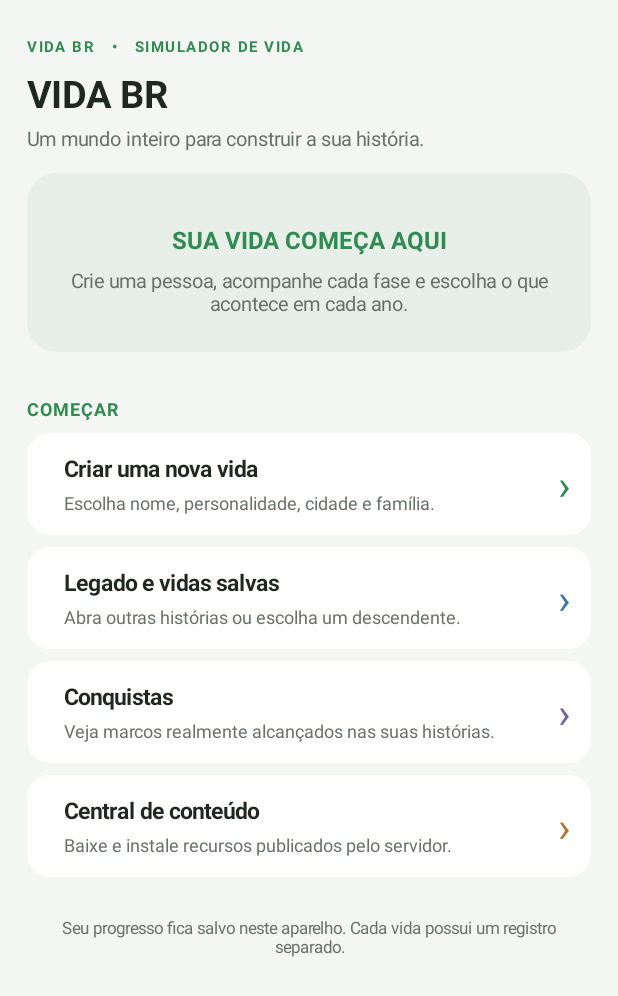
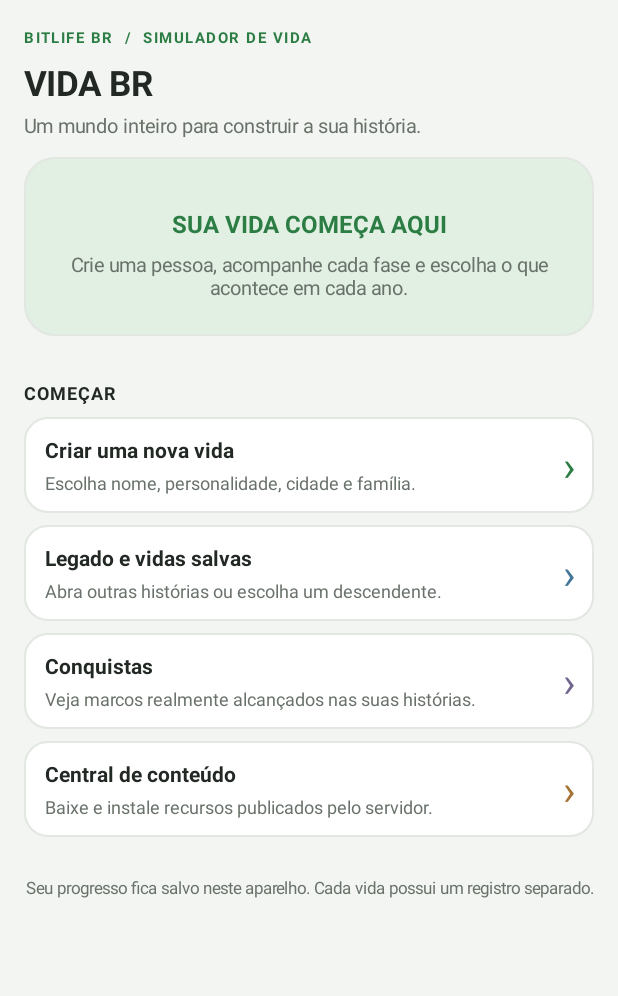
Before and after one commit to davidiasdonacimento-cell/BitLife-BR, an Android app: the screen it shows after launch (MainActivity), on a phone screen of 412 x 824 dp. Shown: the top 996 px of the screen. Run offline under Robolectric (Android 15) with nearby library versions, the phone set to English and light mode, and no system bars.

Commit message:
Polish BitLife BR interface with clean life-sim layout and light theme

```diff
--- a/app/src/main/java/com/bitlifebr/game/MainActivity.java
+++ b/app/src/main/java/com/bitlifebr/game/MainActivity.java
@@ -40,15 +40,15 @@ import java.util.Random;
  * atividades imediatas e acontecimentos anuais com três decisões.
  */
 public final class MainActivity extends Activity {
-    private static final int BG = Color.rgb(244, 246, 244);
+    private static final int BG = Color.rgb(242, 245, 241);
     private static final int PANEL = Color.rgb(255, 255, 255);
-    private static final int PANEL_ALT = Color.rgb(231, 239, 232);
-    private static final int TEXT = Color.rgb(31, 39, 33);
-    private static final int MUTED = Color.rgb(103, 113, 106);
-    private static final int GREEN = Color.rgb(48, 139, 82);
-    private static final int BLUE = Color.rgb(65, 119, 166);
-    private static final int PURPLE = Color.rgb(117, 98, 157);
-    private static final int ORANGE = Color.rgb(176, 119, 54);
+    private static final int PANEL_ALT = Color.rgb(226, 239, 227);
+    private static final int TEXT = Color.rgb(34, 40, 35);
+    private static final int MUTED = Color.rgb(105, 114, 106);
+    private static final int GREEN = Color.rgb(43, 125, 68);
+    private static final int BLUE = Color.rgb(67, 119, 153);
+    private static final int PURPLE = Color.rgb(116, 103, 143);
+    private static final int ORANGE = Color.rgb(166, 116, 55);
 
     private GameDatabase database;
     private LifeState currentLife;
@@ -180,7 +180,7 @@ public final class MainActivity extends Activity {
         if (currentLife == null) { showHome(); return; }
         LinearLayout root = screen("MINHA VIDA", "Suas decisões, seus resultados.");
         addProfileCard(root);
-        addSection(root, "SEUS ATRIBUTOS");
+        addSection(root, "ATRIBUTOS");
         addStat(root, " Saúde", currentLife.health, GREEN);
         addStat(root, " Felicidade", currentLife.happiness, ORANGE);
         addStat(root, " Inteligência", currentLife.intelligence, BLUE);
@@ -191,18 +191,18 @@ public final class MainActivity extends Activity {
         addCardText(root, " Dinheiro", formatMoney(currentLife.moneyCents),
                 currentLife.alive ? "Saldo atual da sua vida" : "A vida foi encerrada");
 
-        addSection(root, "O QUE VOCÊ QUER FAZER AGORA?");
+        addSection(root, "ATIVIDADES");
         addText(root, "Escolha uma atividade. Ela altera seus atributos e o histórico, mas não passa o ano.", 13, MUTED);
         for (QuickAction action : quickActions(currentLife)) {
             addChoiceCard(root, action.icon, action.title, action.description,
                     action.color, () -> performActivity(action.id));
         }
 
-        addSection(root, "ACONTECIMENTO DO PRÓXIMO ANO");
+        addSection(root, "PRÓXIMO ANO");
         addChoiceCard(root, "", "Um novo ano está esperando por você",
                 "Avance para receber um acontecimento da sua fase de vida e escolher entre três caminhos.",
                 GREEN, this::showAnnualEvent);
-        addSection(root, "FAMÍLIA E HISTÓRIA");
+        addSection(root, "SUA VIDA");
         addChoiceCard(root, "", "Minha família",
                 "Veja responsáveis, irmãos e vínculos da sua vida.", BLUE, this::showFamily);
         addChoiceCard(root, "", "Minha história",
@@ -220,8 +220,8 @@ public final class MainActivity extends Activity {
         LinearLayout card = new LinearLayout(this);
         card.setOrientation(LinearLayout.HORIZONTAL);
         card.setGravity(Gravity.CENTER_VERTICAL);
-        card.setPadding(dp(16), dp(17), dp(16), dp(17));
-        card.setBackground(round(PANEL_ALT, 20));
+        card.setPadding(dp(15), dp(14), dp(15), dp(14));
+        card.setBackground(round(PANEL_ALT, 12));
         TextView avatar = text(avatarFor(currentLife), 36, TEXT);
         avatar.setGravity(Gravity.CENTER);
         LinearLayout.LayoutParams avatarParams = new LinearLayout.LayoutParams(dp(62), dp(62));
@@ -229,11 +229,11 @@ public final class MainActivity extends Activity {
         LinearLayout info = new LinearLayout(this);
         info.setOrientation(LinearLayout.VERTICAL);
         info.setPadding(dp(13), 0, 0, 0);
-        TextView name = text(currentLife.fullName(), 19, TEXT);
+        TextView name = text(currentLife.fullName(), 18, TEXT);
         name.setTypeface(Typeface.DEFAULT, Typeface.BOLD);
         info.addView(name, match());
-        info.addView(text(currentLife.age + " anos • " + ageStage(currentLife.age), 13, GREEN), match());
-        info.addView(text(" " + currentLife.city + " - " + currentLife.stateCode, 12, MUTED), match());
+        info.addView(text(currentLife.age + " anos  |  " + ageStage(currentLife.age), 13, GREEN), match());
+        info.addView(text(currentLife.city + " - " + currentLife.stateCode, 12, MUTED), match());
         card.addView(info, new LinearLayout.LayoutParams(0, ViewGroup.LayoutParams.WRAP_CONTENT, 1f));
         LinearLayout.LayoutParams params = match();
         params.bottomMargin = dp(12);
@@ -516,7 +516,7 @@ public final class MainActivity extends Activity {
     }
 
     private void addSection(LinearLayout root, String title) {
-        TextView label = text(title, 12, GREEN);
+        TextView label = text(title, 12, TEXT);
         label.setTypeface(Typeface.DEFAULT, Typeface.BOLD);
         label.setLetterSpacing(0.06f);
         label.setPadding(0, dp(17), 0, dp(8));
@@ -526,8 +526,8 @@ public final class MainActivity extends Activity {
     private void addStat(LinearLayout root, String label, int value, int color) {
         LinearLayout card = new LinearLayout(this);
         card.setOrientation(LinearLayout.VERTICAL);
-        card.setPadding(dp(13), dp(10), dp(13), dp(10));
-        card.setBackground(round(PANEL, 12));
+        card.setPadding(dp(12), dp(9), dp(12), dp(9));
+        card.setBackground(round(PANEL, 10));
         LinearLayout line = new LinearLayout(this);
         line.setGravity(Gravity.CENTER_VERTICAL);
         TextView name = text(label, 13, TEXT);
@@ -552,7 +552,7 @@ public final class MainActivity extends Activity {
         LinearLayout card = new LinearLayout(this);
         card.setOrientation(LinearLayout.VERTICAL);
         card.setPadding(dp(15), dp(14), dp(15), dp(14));
-        card.setBackground(round(PANEL, 15));
+        card.setBackground(round(PANEL, 11));
         TextView headline = text(title, 16, TEXT);
         headline.setTypeface(Typeface.DEFAULT, Typeface.BOLD);
         card.addView(headline, match());
@@ -574,7 +574,7 @@ public final class MainActivity extends Activity {
         LinearLayout card = new LinearLayout(this);
         card.setOrientation(LinearLayout.HORIZONTAL);
         card.setGravity(Gravity.CENTER_VERTICAL);
-        card.setPadding(dp(13), dp(13), dp(13), dp(13));
+        card.setPadding(dp(14), dp(12), dp(12), dp(12));
         card.setBackground(round(PANEL, 15));
         card.setClickable(true);
         card.setFocusable(true);
@@ -588,8 +588,8 @@ public final class MainActivity extends Activity {
 
         LinearLayout copy = new LinearLayout(this);
         copy.setOrientation(LinearLayout.VERTICAL);
-        copy.setPadding(dp(11), 0, dp(7), 0);
-        TextView headline = text(title, 15, TEXT);
+        copy.setPadding(icon == null || icon.trim().isEmpty() ? 0 : dp(10), 0, dp(7), 0);
+        TextView headline = text(title, 14, TEXT);
         headline.setTypeface(Typeface.DEFAULT, Typeface.BOLD);
         copy.addView(headline, match());
         TextView description = text(detail, 12, MUTED);
@@ -611,9 +611,9 @@ public final class MainActivity extends Activity {
         LinearLayout.LayoutParams params = match();
         params.bottomMargin = dp(8);
         root.addView(card, params);
-        long delay = Math.min(280L, root.getChildCount() * 24L);
+        long delay = Math.min(120L, root.getChildCount() * 10L);
         card.animate().alpha(1f).translationY(0f).setStartDelay(delay)
-                .setDuration(340L).start();
+                .setDuration(180L).start();
     }
 
     private void addButton(LinearLayout root, String label, Runnable action, boolean primary) {
@@ -623,7 +623,7 @@ public final class MainActivity extends Activity {
         button.setTextSize(14);
         button.setTypeface(Typeface.DEFAULT, Typeface.BOLD);
         button.setTextColor(primary ? Color.rgb(255, 255, 255) : TEXT);
-        button.setBackground(round(primary ? GREEN : PANEL_ALT, 14));
+        button.setBackground(round(primary ? GREEN : PANEL_ALT, 10));
         button.setPadding(dp(12), dp(8), dp(12), dp(8));
         button.setOnClickListener(v -> action.run());
         LinearLayout.LayoutParams params = match();
@@ -638,12 +638,12 @@ public final class MainActivity extends Activity {
         scroll.setBackgroundColor(BG);
         LinearLayout root = new LinearLayout(this);
         root.setOrientation(LinearLayout.VERTICAL);
-        root.setPadding(dp(18), dp(24), dp(18), dp(26));
-        TextView brand = text("VIDA BR   •   SIMULADOR DE VIDA", 10, GREEN);
+        root.setPadding(dp(16), dp(18), dp(16), dp(24));
+        TextView brand = text("BITLIFE BR  /  SIMULADOR DE VIDA", 10, GREEN);
         brand.setTypeface(Typeface.DEFAULT, Typeface.BOLD);
         brand.setLetterSpacing(0.10f);
         root.addView(brand, match());
-        TextView heading = text(title, 25, TEXT);
+        TextView heading = text(title, 23, TEXT);
         heading.setTypeface(Typeface.DEFAULT, Typeface.BOLD);
         heading.setPadding(0, dp(7), 0, 0);
         root.addView(heading, match());
@@ -651,7 +651,7 @@ public final class MainActivity extends Activity {
         heading.setTranslationY(dp(8));
         heading.animate().alpha(1f).translationY(0f).setDuration(420L).start();
         TextView sub = text(subtitle, 13, MUTED);
-        sub.setPadding(0, dp(4), 0, dp(14));
+        sub.setPadding(0, dp(4), 0, dp(12));
         root.addView(sub, match());
         scroll.addView(root);
         setContentView(scroll);
@@ -715,6 +715,7 @@ public final class MainActivity extends Activity {
         GradientDrawable drawable = new GradientDrawable();
         drawable.setColor(color);
         drawable.setCornerRadius(dp(radius));
+        drawable.setStroke(dp(1), Color.rgb(226, 231, 226));
         return drawable;
     }
 
```
